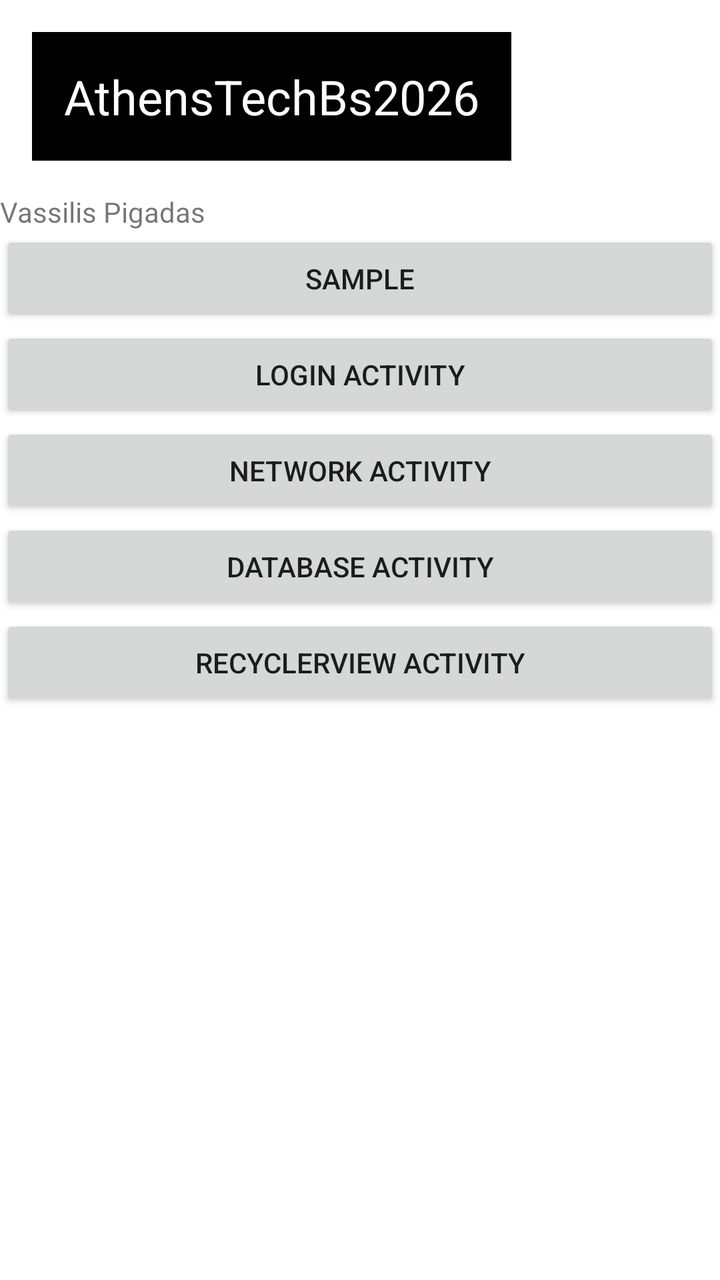
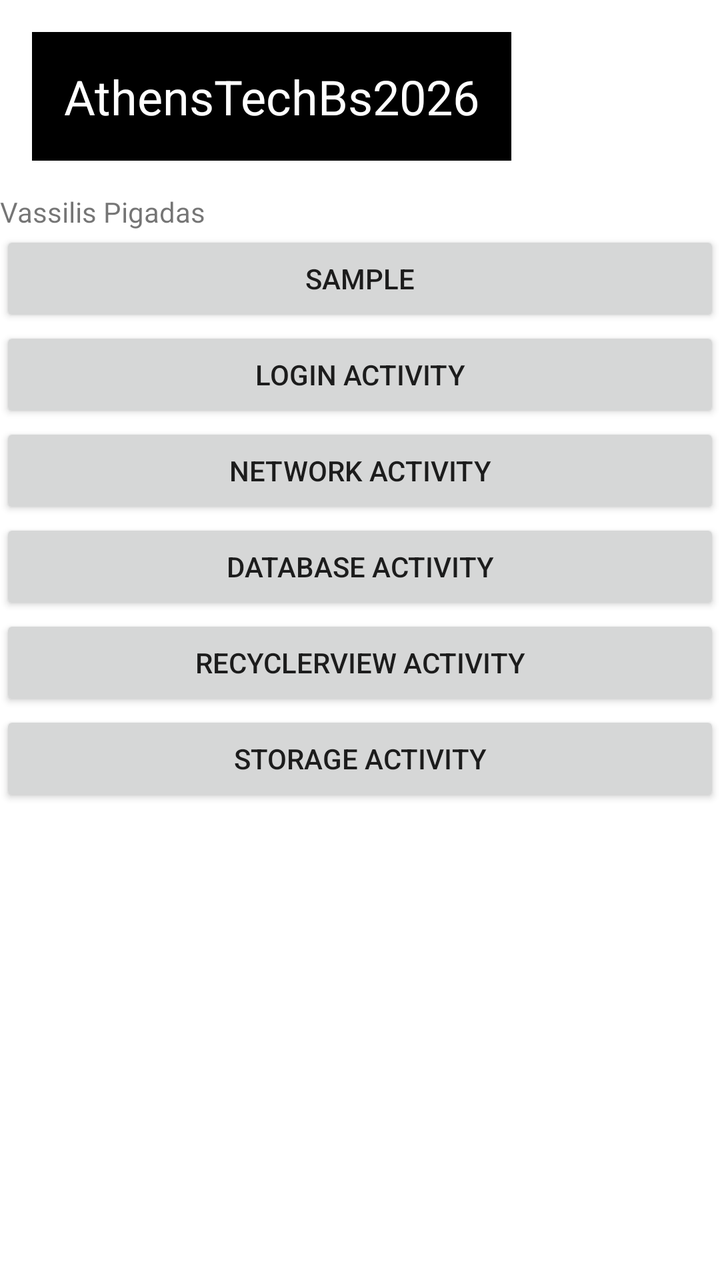

Before-and-after screenshots of an Android layout around one commit, followed by the original layout XML and the change that was made.
<!-- AndroidManifest.xml: application theme Theme.AthensTechBs2026 -->
<!-- res/layout/activity_main.xml -->
<?xml version="1.0" encoding="utf-8"?>
<LinearLayout xmlns:android="http://schemas.android.com/apk/res/android"
    xmlns:tools="http://schemas.android.com/tools"
    android:id="@+id/main"
    android:layout_width="match_parent"
    android:layout_height="match_parent"
    android:orientation="vertical"
    tools:context=".MainActivity">

    <TextView
        android:id="@+id/first"
        android:layout_width="wrap_content"
        android:layout_height="wrap_content"
        android:layout_margin="16dp"
        android:background="@color/black"
        android:padding="16dp"
        android:text="@string/app_name"
        android:textColor="@color/white"
        android:textSize="24sp" />

    <TextView
        android:layout_width="match_parent"
        android:layout_height="wrap_content"
        android:text="@string/dev_name" />

    <Button
        android:id="@+id/main_btn_sample"
        android:layout_width="match_parent"
        android:layout_height="wrap_content"
        android:text="Sample" />

    <Button
        android:id="@+id/main_btn_login"
        android:layout_width="match_parent"
        android:layout_height="wrap_content"
        android:text="Login Activity" />

    <Button
        android:id="@+id/main_btn_network"
        android:layout_width="match_parent"
        android:layout_height="wrap_content"
        android:text="Network Activity" />

    <Button
        android:id="@+id/main_btn_database"
        android:layout_width="match_parent"
        android:layout_height="wrap_content"
        android:text="Database Activity" />

    <Button
        android:id="@+id/main_btn_recycler"
        android:layout_width="match_parent"
        android:layout_height="wrap_content"
        android:text="RecyclerView Activity" />

</LinearLayout>
<!-- resources referenced by this layout -->
<resources>
  <color name="black">#FF000000</color>
  <color name="white">#FFFFFFFF</color>
  <string name="app_name" translatable="false">AthensTechBs2026</string>
  <string name="dev_name">Vassilis Pigadas</string>
  <style name="Theme.AthensTechBs2026" parent="Theme.MaterialComponents.DayNight.DarkActionBar">
          
          <item name="colorPrimary">@color/purple_500</item>
          <item name="colorPrimaryVariant">@color/purple_700</item>
          <item name="colorOnPrimary">@color/white</item>
          
          <item name="colorSecondary">@color/teal_200</item>
          <item name="colorSecondaryVariant">@color/teal_700</item>
          <item name="colorOnSecondary">@color/black</item>
          
          <item name="android:statusBarColor">?attr/colorPrimaryVariant</item>
          
      </style>
  <color name="purple_500">#FF6200EE</color>
  <color name="purple_700">#FF3700B3</color>
  <color name="teal_200">#FF03DAC5</color>
  <color name="teal_700">#FF018786</color>
</resources>

<!-- the commit's change to res/layout/activity_main.xml (unified diff, before → after) -->
@@ -52,5 +52,11 @@
         android:layout_width="match_parent"
         android:layout_height="wrap_content"
         android:text="RecyclerView Activity" />
+    <Button
+        android:id="@+id/main_btn_storage"
+        android:layout_width="match_parent"
+        android:layout_height="wrap_content"
+        android:text="Storage Activity" />
+
 
 </LinearLayout>
